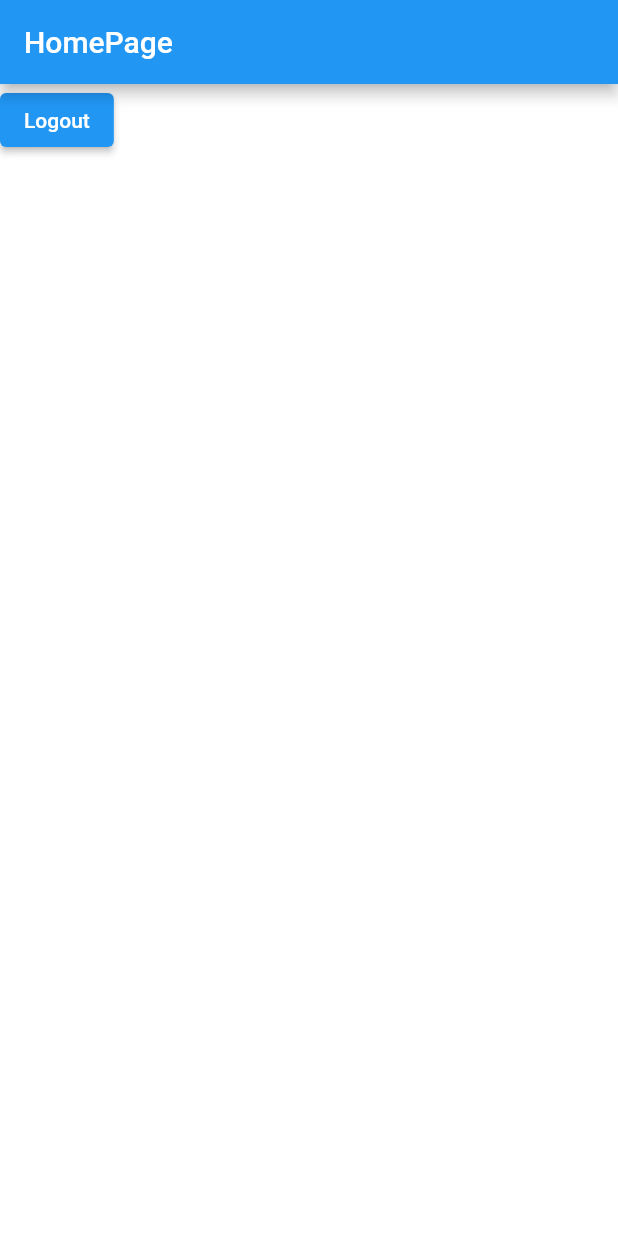
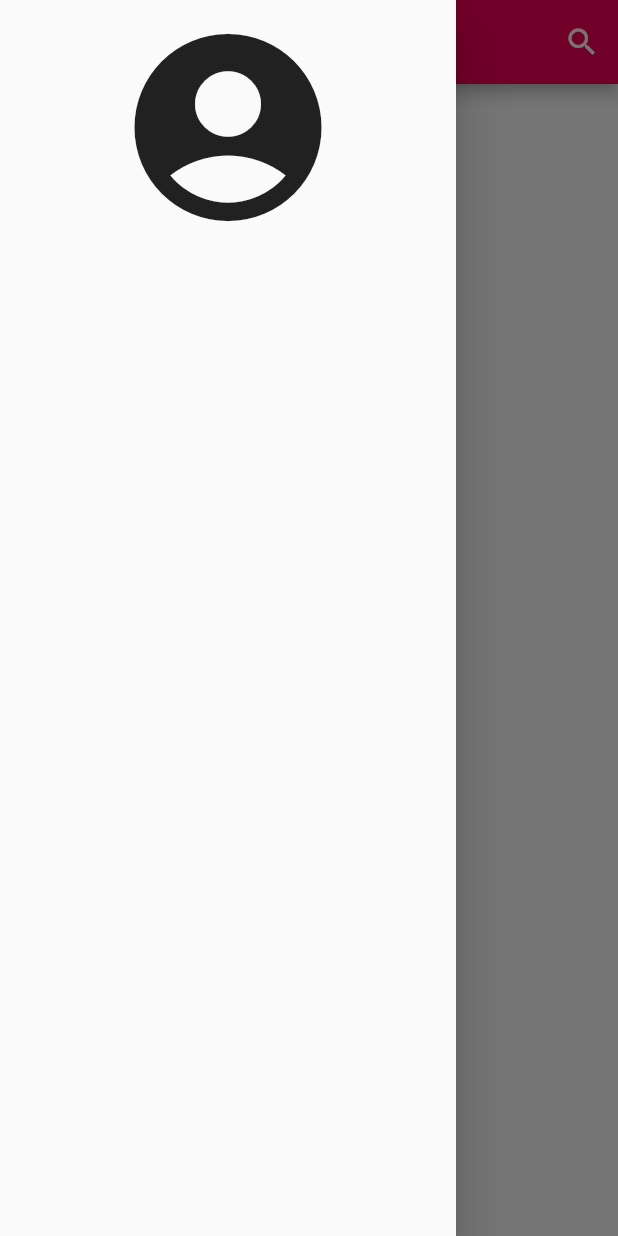
Before and after one commit to Debjit0/firebase_chat, a Flutter app: the HomePage screen opened directly, with the side drawer open (before the commit the screen has no drawer), on a phone screen of 412 x 824 dp. Run offline on Flutter 3.47's test engine with Material 2 defaults, Android fonts, the phone set to English and light mode, and no system bars; our stand-ins replace cloud_firestore, firebase_auth, firebase_core, flutter_svg, get and 1 more; missing offline and left inert: dart:ffi; accounts and stored records are empty.

Commit message:
homepage mods

```diff
--- a/lib/pages/homepage.dart
+++ b/lib/pages/homepage.dart
@@ -1,4 +1,5 @@
 import 'package:firebase_chat/pages/loginpage.dart';
+import 'package:firebase_chat/pages/searchpage.dart';
 import 'package:firebase_chat/service/authprovider.dart';
 import 'package:firebase_chat/widgets/widgets.dart';
 import 'package:flutter/material.dart';
@@ -16,7 +17,29 @@ class _HomePageState extends State<HomePage> {
   @override
   Widget build(BuildContext context) {
     return Scaffold(
-        appBar: AppBar(title: Text("HomePage")),
+        appBar: AppBar(
+          backgroundColor: Theme.of(context).primaryColor,
+          title: Text("Groups"),
+          centerTitle: true,
+          actions: [
+            IconButton(
+                onPressed: () {
+                  nextPage(context: context, page: SearchPage());
+                },
+                icon: Icon(Icons.search_outlined))
+          ],
+        ),
+        drawer: Drawer(
+            child: ListView(
+          padding: EdgeInsets.symmetric(horizontal: 10, vertical: 10),
+          children: [
+            Icon(
+              Icons.account_circle_rounded,
+              size: 150,
+              color: Colors.grey[70],
+            )
+          ],
+        )),
         body: ElevatedButton(
             child: Text("Logout"),
             onPressed: () {
@@ -25,3 +48,5 @@ class _HomePageState extends State<HomePage> {
             }));
   }
 }
+
+//1:37
```
Also changed, not shown: lib/pages/searchpage.dart (added, +15 -0 lines).
